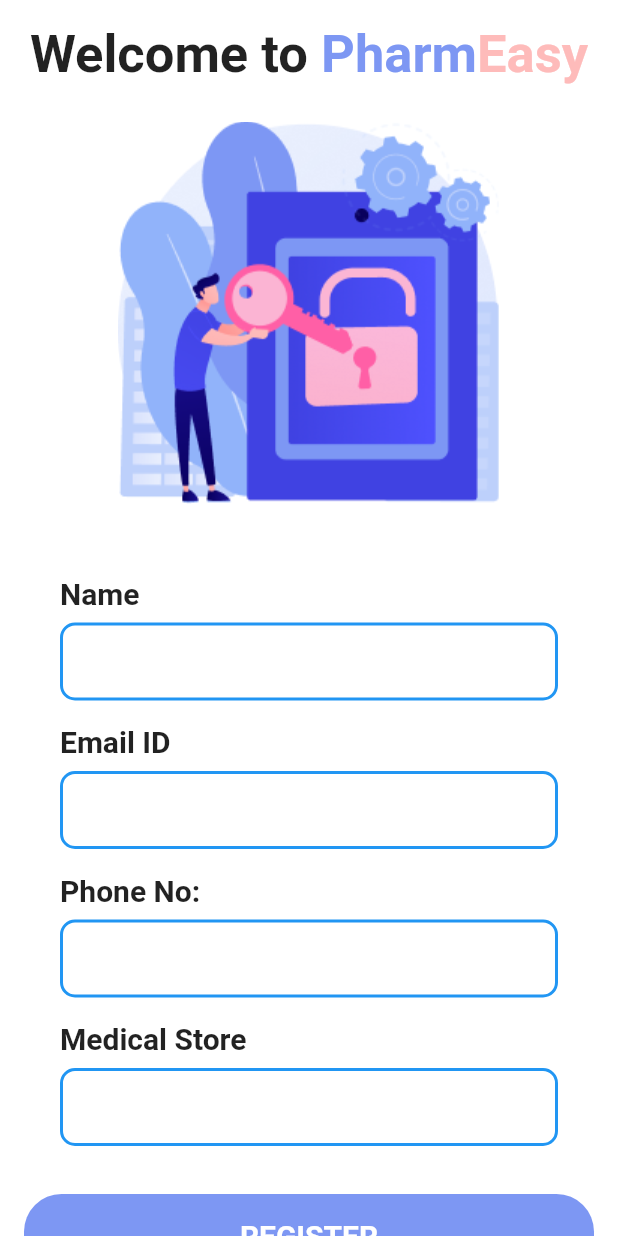
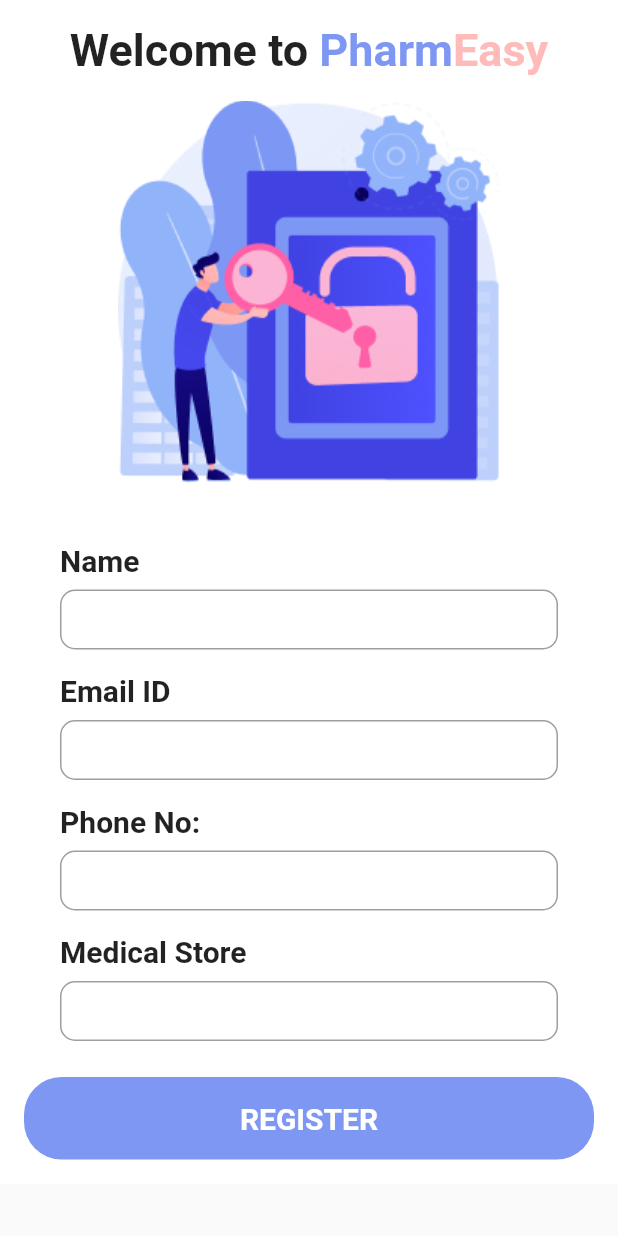
Before and after one commit to seramg/PharmEasy, a Flutter app: the screen it shows after launch, on a phone screen of 412 x 824 dp. Run offline on Flutter 3.47's test engine with Material 2 defaults, Android fonts, the phone set to English and light mode, and no system bars.

Commit message:
Made some changes in the textfield design

```diff
--- a/lib/Field.dart
+++ b/lib/Field.dart
@@ -20,30 +20,39 @@ class Field extends StatelessWidget {
             text,
             style:  const TextStyle(
               fontSize: 20,
+
               fontWeight: FontWeight.bold,
               fontFamily: "Roboto",
             ),
           ),
           Padding(
             padding: const EdgeInsets.only(top: 8.0),
-            child: Container(
-              decoration: BoxDecoration(
-                  color: Colors.white,
-                  border: Border.all(
-                      color: Colors.blue,
-                      width: 2.0
+            child:  SizedBox(
+              height: 40,
+              child: TextField(
+                  style: const TextStyle(
+                    fontSize: 15,
+
                   ),
-                  borderRadius: BorderRadius.circular(10.0)
-              ),
 
+                  decoration: InputDecoration(
 
-              child: const TextField(
-                decoration: InputDecoration(
-                    border: InputBorder.none
+                    fillColor: Colors.white,
+                      border:  OutlineInputBorder(
+                          borderSide: const BorderSide(color: Colors.grey,width: 2.0),
+                          borderRadius:  BorderRadius.circular(10.0),
+
+                      ),
+                    contentPadding: const EdgeInsets.symmetric(horizontal: 20.0),
+                    focusedBorder: OutlineInputBorder(
+                      borderSide: const BorderSide(color: Color(0xFF7D97F3),width: 2.0),
+                      borderRadius:  BorderRadius.circular(10.0)
+                    )
+                  ),
                 ),
-              ),
             ),
-          )
+            ),
+
         ],
       ),
     );
--- a/lib/welcomeScreen.dart
+++ b/lib/welcomeScreen.dart
@@ -18,7 +18,8 @@ class WelcomeScreen extends StatelessWidget {
 
             padding: const EdgeInsets.all(16.0),
             child: Column(
-              mainAxisAlignment: MainAxisAlignment.start,
+
+              mainAxisAlignment: MainAxisAlignment.spaceEvenly,
               crossAxisAlignment: CrossAxisAlignment.start,
               children:  [
 
@@ -26,10 +27,10 @@ class WelcomeScreen extends StatelessWidget {
                   mainAxisAlignment: MainAxisAlignment.center,
                   children: const[
 
-                     Text(
+                    Text(
                      "Welcome to ",
                       style:  TextStyle(
-                       fontSize: 35,
+                       fontSize: 30,
                         fontWeight: FontWeight.bold,
                         fontFamily: "Roboto",
                       ),
@@ -37,7 +38,7 @@ class WelcomeScreen extends StatelessWidget {
                     Text(
                       "Pharm",
                       style:  TextStyle(
-                        fontSize: 35,
+                        fontSize: 30,
                         fontWeight: FontWeight.bold,
                         fontFamily: "Roboto",
                         color: Color(0xFF7D97F3)
@@ -46,7 +47,7 @@ class WelcomeScreen extends StatelessWidget {
                     Text(
                       "Easy",
                       style:  TextStyle(
-                          fontSize: 35,
+                          fontSize: 30,
                           fontWeight: FontWeight.bold,
                           fontFamily: "Roboto",
                           color: Color(0xFFFEBBBA)
@@ -54,8 +55,9 @@ class WelcomeScreen extends StatelessWidget {
                     ),
                   ],
                 ),
+
                Padding(
-                 padding: const EdgeInsets.all(24.0),
+                 padding: const EdgeInsets.all(16.0),
                  child: Center(
                      child: Image.asset("assets/images/img1.png")
                  ),
@@ -71,10 +73,7 @@ class WelcomeScreen extends StatelessWidget {
                      ],
                    ),
                  ),
-                Padding(
-                  padding: const EdgeInsets.only(top:8.0),
-                  child: Button(btntxt:"Register"),
-                )
+                Button(btntxt:"Register")
               ],
             ),
           ),
```
